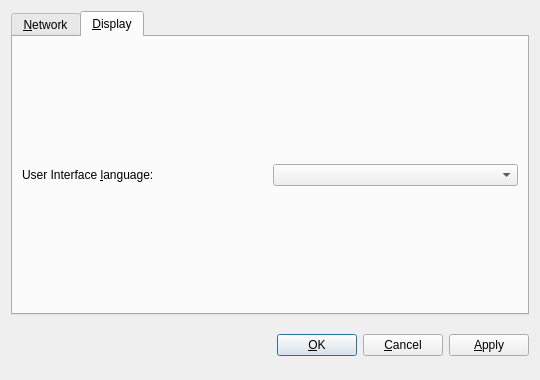
Before: the Qt Designer form src/qt/forms/optionsdialog.ui in FastPeercoin/FastPeercoin, drawn with Qt 5.
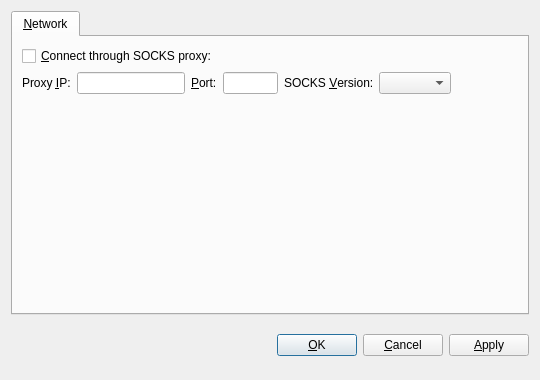
After: the same form once the commit is applied. The open tabs and pages were chosen to show the change. Custom widgets are drawn as their Qt base class.

The edit to the form file:
```diff
--- a/src/qt/forms/optionsdialog.ui
+++ b/src/qt/forms/optionsdialog.ui
@@ -144,37 +144,6 @@
        </item>
       </layout>
      </widget>
-     <widget class="QWidget" name="tabDisplay">
-      <attribute name="title">
-       <string>&amp;Display</string>
-      </attribute>
-      <layout class="QVBoxLayout" name="verticalLayout_Display">
-       <item>
-        <layout class="QHBoxLayout" name="horizontalLayout_1_Display">
-         <item>
-          <widget class="QLabel" name="langLabel">
-           <property name="text">
-            <string>User Interface &amp;language:</string>
-           </property>
-           <property name="textFormat">
-            <enum>Qt::PlainText</enum>
-           </property>
-           <property name="buddy">
-            <cstring>lang</cstring>
-           </property>
-          </widget>
-         </item>
-         <item>
-          <widget class="QValueComboBox" name="lang">
-           <property name="toolTip">
-            <string>The user interface language can be set here. This setting will take effect after restarting Peercoin.</string>
-           </property>
-          </widget>
-         </item>
-        </layout>
-       </item>
-      </layout>
-     </widget>
     </widget>
    </item>
    <item>
```
